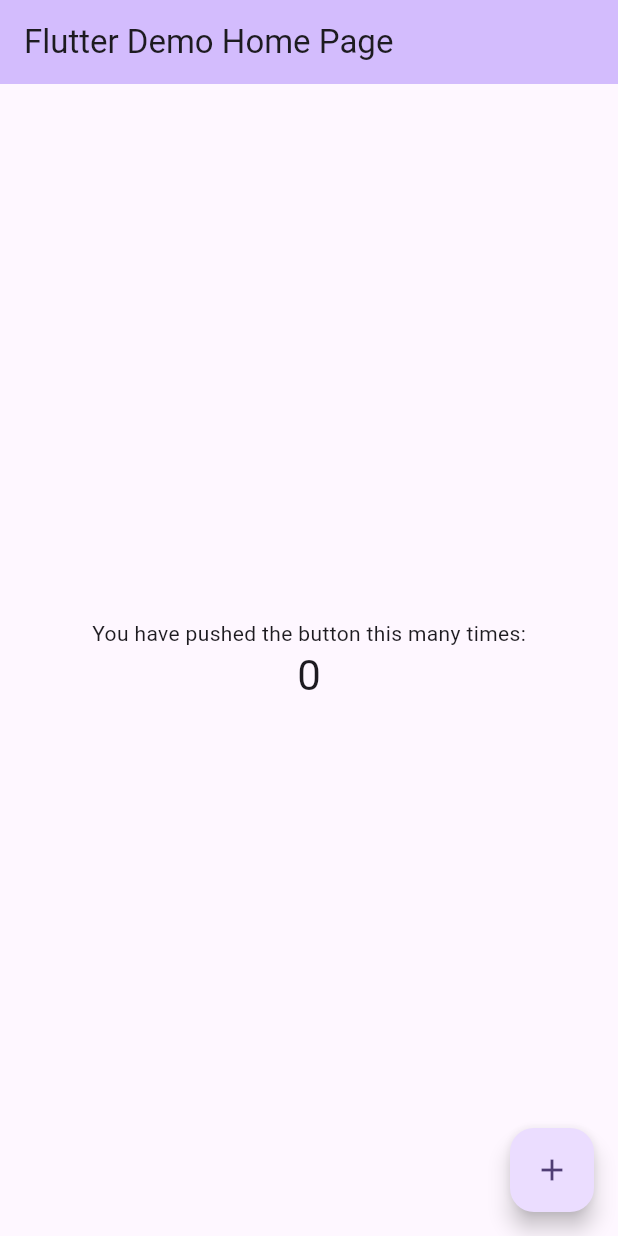
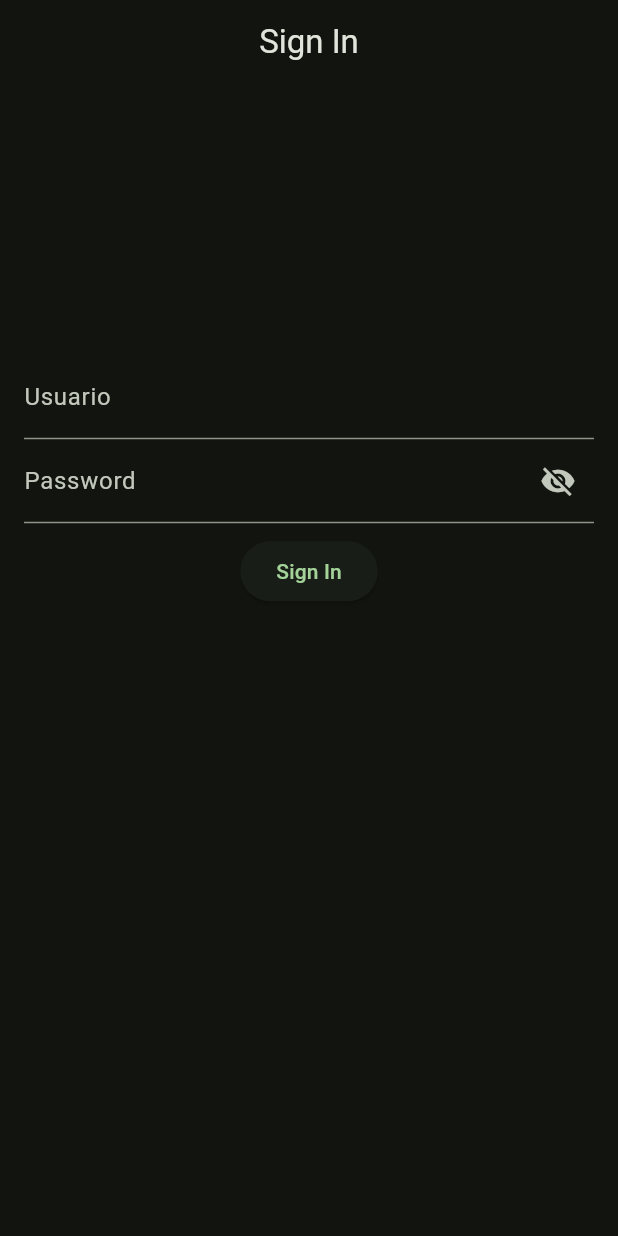
Before and after one commit to jotur96/tet_flutter_app, a Flutter app: the screen it shows after launch, on a phone screen of 412 x 824 dp. Run offline on Flutter 3.47's test engine with Material 2 defaults, Android fonts, the phone set to English and light mode, and no system bars; our stand-ins replace built_value, equatable, flutter_bloc, go_router; generated files the repository leaves out were written again.

Commit message:
add screen login, routes, theme

```diff
--- /dev/null
+++ b/lib/config/routes/app_router.dart
@@ -0,0 +1,17 @@
+import 'package:go_router/go_router.dart';
+import 'package:tet_flutter_app/features/auth/presentation/screens/login_screen.dart';
+import 'package:tet_flutter_app/features/users_list/presentation/screens/user_list_screen.dart';
+
+
+
+
+final appRouter = GoRouter(
+  routes: [
+    GoRoute(
+      path: '/',
+      builder: (context, state) => const LoginScreen()),
+    GoRoute(
+      path: '/userList',
+      builder: (context, state) => const UserListScreeen())
+  ]
+);
--- /dev/null
+++ b/lib/config/theme/app_theme.dart
@@ -0,0 +1,18 @@
+import 'package:flutter/material.dart';
+
+
+class AppTheme {
+
+  ThemeData getTheme() {
+    const seeColor = Color.fromARGB(255, 6, 68, 10);
+
+    return ThemeData(
+      brightness: Brightness.dark,
+      useMaterial3: true,
+      colorSchemeSeed: seeColor,
+      listTileTheme: const ListTileThemeData(
+        iconColor: seeColor,
+      )
+    );
+  }
+}
--- /dev/null
+++ b/lib/features/auth/presentation/screens/login_screen.dart
@@ -0,0 +1,191 @@
+import 'dart:async';
+
+import 'package:flutter/material.dart';
+import 'package:flutter/services.dart';
+import 'package:flutter_bloc/flutter_bloc.dart';
+import 'package:go_router/go_router.dart';
+
+import '../../domain/repositories/auth_repository.dart';
+import '../../domain/use_cases/sign_in_use_case.dart';
+import '../blocs/form_status.dart';
+import '../blocs/password_status.dart';
+import '../blocs/sign_in/sign_in_cubit.dart';
+import '../blocs/username_status.dart';
+
+class LoginScreen extends StatelessWidget {
+  const LoginScreen({super.key});
+
+  @override
+  Widget build(BuildContext context) {
+    return BlocProvider(
+      create: (context) => SignInCubit(
+          signInUseCase: SignInUseCase(
+        authRepository: context.read<AuthRepository>(),
+      )),
+      child: const SignInView(),
+    );
+  }
+}
+
+class SignInView extends StatefulWidget {
+  const SignInView({super.key});
+
+  @override
+  State<SignInView> createState() => _SignInViewState();
+}
+
+class _SignInViewState extends State<SignInView> {
+  Timer? debounce;
+
+  bool obscurePassword = true;
+
+
+
+  @override
+  void dispose() {
+    debounce?.cancel();
+    super.dispose();
+  }
+
+  @override
+  Widget build(BuildContext context) {
+
+    final screenHeight = MediaQuery.of(context).size.height;
+    // final screenWidth = MediaQuery.of(context).size.width;
+
+    return Scaffold(
+        appBar: AppBar(
+          title: const Center(child: Text('Sign In')),
+        ),
+        body:
+            BlocConsumer<SignInCubit, SignInState>(listener: (context, state) {
+          listener(context, state);
+        }, builder: (context, state) {
+          return Padding(
+            padding: const EdgeInsets.all(16.0),
+            child: Column(
+              // mainAxisAlignment: MainAxisAlignment.center,
+              children: [
+                SizedBox(height: screenHeight * 0.2),
+                TextFormField(
+      key: const Key('signIn_username'),
+      decoration: InputDecoration(
+        labelText: 'Usuario',
+        errorText: state.usernameStatus == UsernameStatus.invalid
+            ? 'Usuario invalido'
+            : null,
+      ),
+      inputFormatters: [
+        FilteringTextInputFormatter.allow(RegExp(r'[a-zA-Z]')), // Permite solo letras
+      ],
+      onChanged: (String value) {
+        if (debounce?.isActive ?? false) debounce?.cancel();
+        debounce = Timer(const Duration(milliseconds: 500), () {
+          context.read<SignInCubit>().usernameChanged(value);
+        });
+      },
+    ),
+                TextFormField(
+      key: const Key('signIn_password'),
+      obscureText: obscurePassword,
+      keyboardType: TextInputType.number,
+      inputFormatters: [LengthLimitingTextInputFormatter(5)],
+      decoration: InputDecoration(
+        suffixIcon: IconButton(
+        icon: Icon(obscurePassword ? Icons.visibility_off : Icons.visibility),
+        onPressed: () {
+        setState(() {
+          obscurePassword = !obscurePassword;
+        });
+      },
+      ),
+        labelText: 'Password',
+        errorText: state.passwordStatus == PasswordStatus.invalid
+            ? 'Password Invalido ingrese 5 digitos'
+            : null,
+      ),
+      onChanged: (String value) {
+        context.read<SignInCubit>().passwordChanged(value);
+      },
+    ),
+                const SizedBox(height: 8.0),
+                ElevatedButton(
+                  key: const Key('signIn_continue'),
+                  onPressed: context.read<SignInCubit>().state.formStatus ==
+                          FormStatus.submissionInProgress
+                      ? null
+                      : () async {
+                          context.read<SignInCubit>().signIn();
+                          print('status form ${state.formStatus}');
+                          if(state.formStatus == FormStatus.submissionSuccess) {
+                            context.push('/userList');
+                          }
+                        },
+                  child: const Text('Sign In'),
+                ),
+              ],
+            ),
+          );
+        }));
+  }
+
+  void listener(context, state) {
+    if (state.formStatus == FormStatus.submissionFailure) {
+      ScaffoldMessenger.of(context)
+        ..hideCurrentSnackBar()
+        ..showSnackBar(
+          const SnackBar(
+            content: Text('Datos incorrectos intente nuevamente'),
+          ),
+        );
+    }
+  }
+
+
+  TextFormField textFormFieldUsername(BuildContext mContext, state) {
+    return TextFormField(
+      key: const Key('signIn_username'),
+      decoration: InputDecoration(
+        labelText: 'Usuario',
+        errorText: state.usernameStatus == UsernameStatus.invalid
+            ? 'Usuario invalido'
+            : null,
+      ),
+      inputFormatters: [
+        FilteringTextInputFormatter.allow(RegExp(r'[a-zA-Z]')), // Permite solo letras
+      ],
+      onChanged: (String value) {
+        if (debounce?.isActive ?? false) debounce?.cancel();
+        debounce = Timer(const Duration(milliseconds: 500), () {
+          mContext.read<SignInCubit>().usernameChanged(value);
+        });
+      },
+    );
+  }
+
+  TextFormField textFormFieldPassword(BuildContext mContext, state) {
+    return TextFormField(
+      key: const Key('signIn_password'),
+      obscureText: obscurePassword,
+      keyboardType: TextInputType.number,
+      inputFormatters: [LengthLimitingTextInputFormatter(5)],
+      decoration: InputDecoration(
+        suffixIcon: IconButton(
+        icon: Icon(obscurePassword ? Icons.visibility_off : Icons.visibility),
+        onPressed: () {
+        setState(() {
+          obscurePassword = !obscurePassword;
+        });
+      },
+      ),
+        labelText: 'Password',
+        errorText: state.passwordStatus == PasswordStatus.invalid
+            ? 'Password Invalido ingrese 5 digitos'
+            : null,
+      ),
+      onChanged: (String value) {
+        mContext.read<SignInCubit>().passwordChanged(value);
+      },
+    );
+  }
+}
--- a/lib/main.dart
+++ b/lib/main.dart
@@ -1,125 +1,59 @@
 import 'package:flutter/material.dart';
+import 'package:flutter_bloc/flutter_bloc.dart';
+import 'package:tet_flutter_app/config/routes/app_router.dart';
+import 'package:tet_flutter_app/features/auth/data/repositories/auth_repository_impl.dart';
+
+import 'config/theme/app_theme.dart';
+import 'features/auth/data/data_sources/auth_local_data.dart';
+import 'features/auth/domain/entities/auth_user.dart';
+import 'features/auth/domain/repositories/auth_repository.dart';
+
+typedef AppBuilder = Future<Widget> Function();
+
+Future<void> bootstrap(AppBuilder builder) async {
+  WidgetsFlutterBinding.ensureInitialized();
+  // await Firebase.initializeApp(options: _);
+  runApp(await builder());
+}
 
 void main() {
-  runApp(const MyApp());
+  bootstrap(
+    () async {
+      AuthLocalData authLocalDataSource = AuthLocalData();
+      AuthRepository authRepository = AuthRepositoryImpl(
+        authLocalData: authLocalDataSource,
+      );
+
+      return App(
+        authRepository: authRepository,
+        authUser: null
+      );
+    },
+  );
 }
 
-class MyApp extends StatelessWidget {
-  const MyApp({super.key});
+class App extends StatelessWidget {
+  const App({
+    super.key,
+    required this.authRepository,
+    this.authUser,
+  });
 
-  // This widget is the root of your application.
+  final AuthRepository authRepository;
+  final AuthUser? authUser;
+
   @override
   Widget build(BuildContext context) {
-    return MaterialApp(
-      title: 'Flutter Demo',
-      theme: ThemeData(
-        // This is the theme of your application.
-        //
-        // TRY THIS: Try running your application with "flutter run". You'll see
-        // the application has a blue toolbar. Then, without quitting the app,
-        // try changing the seedColor in the colorScheme below to Colors.green
-        // and then invoke "hot reload" (save your changes or press the "hot
-        // reload" button in a Flutter-supported IDE, or press "r" if you used
-        // the command line to start the app).
-        //
-        // Notice that the counter didn't reset back to zero; the application
-        // state is not lost during the reload. To reset the state, use hot
-        // restart instead.
-        //
-        // This works for code too, not just values: Most code changes can be
-        // tested with just a hot reload.
-        colorScheme: ColorScheme.fromSeed(seedColor: Colors.deepPurple),
-        useMaterial3: true,
+    return MultiRepositoryProvider(
+      providers: [
+        RepositoryProvider.value(value: authRepository),
+      ],
+      child: MaterialApp.router(
+        routerConfig: appRouter,
+        debugShowCheckedModeBanner: false,
+        title: 'ITTI',
+        theme: AppTheme().getTheme(),
       ),
-      home: const MyHomePage(title: 'Flutter Demo Home Page'),
     );
   }
 }
-
-class MyHomePage extends StatefulWidget {
-  const MyHomePage({super.key, required this.title});
-
-  // This widget is the home page of your application. It is stateful, meaning
-  // that it has a State object (defined below) that contains fields that affect
-  // how it looks.
-
-  // This class is the configuration for the state. It holds the values (in this
-  // case the title) provided by the parent (in this case the App widget) and
-  // used by the build method of the State. Fields in a Widget subclass are
-  // always marked "final".
-
-  final String title;
-
-  @override
-  State<MyHomePage> createState() => _MyHomePageState();
-}
-
-class _MyHomePageState extends State<MyHomePage> {
-  int _counter = 0;
-
-  void _incrementCounter() {
-    setState(() {
-      // This call to setState tells the Flutter framework that something has
-      // changed in this State, which causes it to rerun the build method below
-      // so that the display can reflect the updated values. If we changed
-      // _counter without calling setState(), then the build method would not be
-      // called again, and so nothing would appear to happen.
-      _counter++;
-    });
-  }
-
-  @override
-  Widget build(BuildContext context) {
-    // This method is rerun every time setState is called, for instance as done
-    // by the _incrementCounter method above.
-    //
-    // The Flutter framework has been optimized to make rerunning build methods
-    // fast, so that you can just rebuild anything that needs updating rather
-    // than having to individually change instances of widgets.
-    return Scaffold(
-      appBar: AppBar(
-        // TRY THIS: Try changing the color here to a specific color (to
-        // Colors.amber, perhaps?) and trigger a hot reload to see the AppBar
-        // change color while the other colors stay the same.
-        backgroundColor: Theme.of(context).colorScheme.inversePrimary,
-        // Here we take the value from the MyHomePage object that was created by
-        // the App.build method, and use it to set our appbar title.
-        title: Text(widget.title),
-      ),
-      body: Center(
-        // Center is a layout widget. It takes a single child and positions it
-        // in the middle of the parent.
-        child: Column(
-          // Column is also a layout widget. It takes a list of children and
-          // arranges them vertically. By default, it sizes itself to fit its
-          // children horizontally, and tries to be as tall as its parent.
-          //
-          // Column has various properties to control how it sizes itself and
-          // how it positions its children. Here we use mainAxisAlignment to
-          // center the children vertically; the main axis here is the vertical
-          // axis because Columns are vertical (the cross axis would be
-          // horizontal).
-          //
-          // TRY THIS: Invoke "debug painting" (choose the "Toggle Debug Paint"
-          // action in the IDE, or press "p" in the console), to see the
-          // wireframe for each widget.
-          mainAxisAlignment: MainAxisAlignment.center,
-          children: <Widget>[
-            const Text(
-              'You have pushed the button this many times:',
-            ),
-            Text(
-              '$_counter',
-              style: Theme.of(context).textTheme.headlineMedium,
-            ),
-          ],
-        ),
-      ),
-      floatingActionButton: FloatingActionButton(
-        onPressed: _incrementCounter,
-        tooltip: 'Increment',
-        child: const Icon(Icons.add),
-      ), // This trailing comma makes auto-formatting nicer for build methods.
-    );
-  }
-}
```
Also changed, not shown: lib/features/auth/presentation/blocs/sign_in/sign_in_cubit.dart (+3 -7 lines), pubspec.yaml (+8 -17 lines), pubspec.lock, 1 other file.
